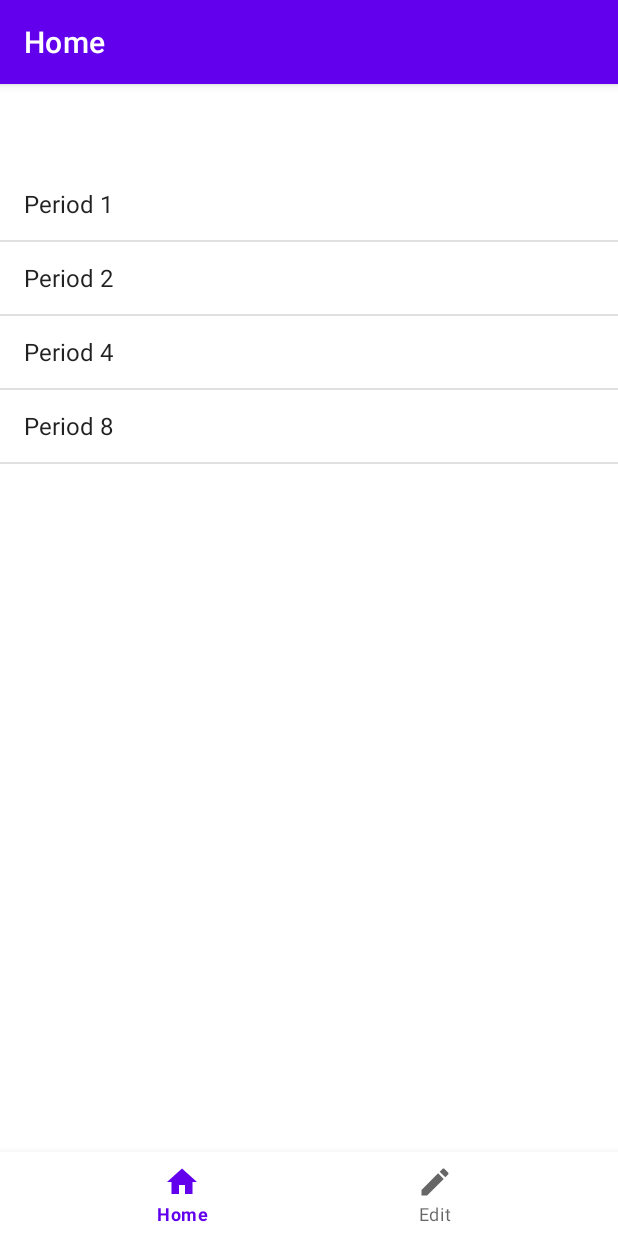
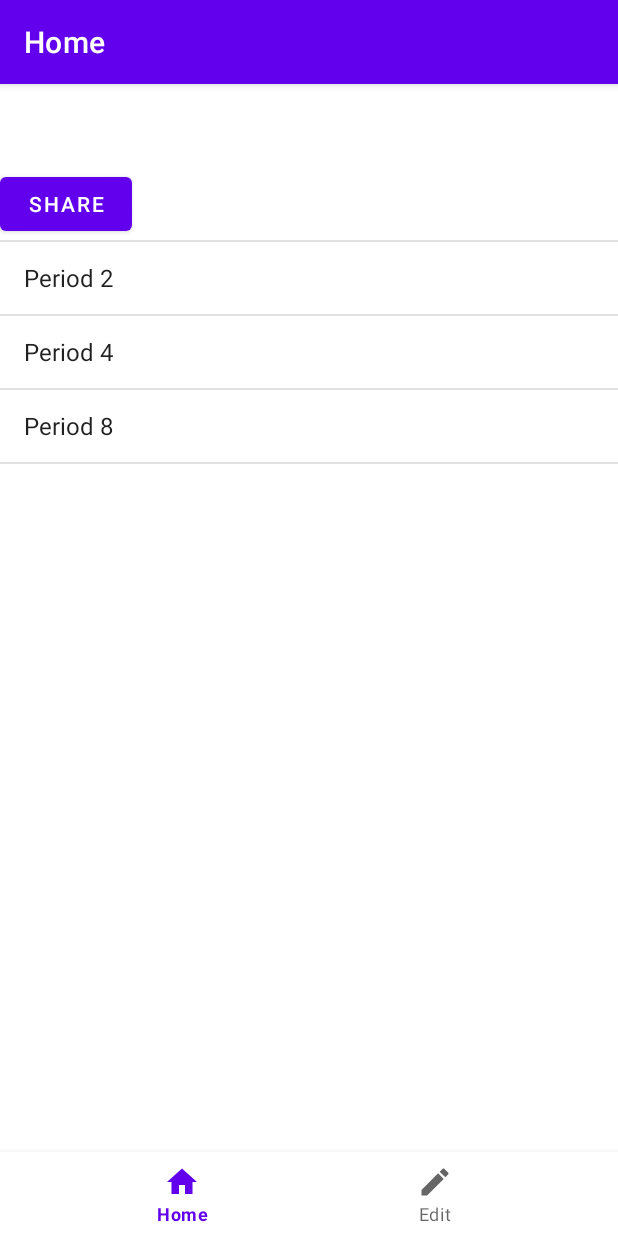
Before and after one commit to terickson/phone-attendance, an Android app: the fragment AbsentFragment placed in its activity, on a phone screen of 412 x 824 dp. Run offline under Robolectric (Android 15) with nearby library versions, the phone set to English and light mode, and no system bars; our stand-ins replace navigation-ui; 1 statement that could not run was skipped.

Commit message:
adding sharing

```diff
--- a/app/src/main/java/com/dynalias/erickson/phoneattendance/ui/home/HomeFragment.kt
+++ b/app/src/main/java/com/dynalias/erickson/phoneattendance/ui/home/HomeFragment.kt
@@ -10,13 +10,12 @@ import android.widget.ArrayAdapter
 import android.widget.ListView
 import androidx.fragment.app.ListFragment
 import androidx.navigation.fragment.findNavController
-import com.dynalias.erickson.phoneattendance.databinding.FragmentAbsentBinding
-import com.dynalias.erickson.phoneattendance.ui.camera.CameraFragmentDirections
+import com.dynalias.erickson.phoneattendance.databinding.FragmentHomeBinding
 
 
 class HomeFragment : ListFragment() {
 
-    private var _binding: FragmentAbsentBinding? = null
+    private var _binding: FragmentHomeBinding? = null
     private var classList = ArrayList<String>()
     private var classData = mutableMapOf<String, Array<String>>()
 
@@ -43,7 +42,7 @@ class HomeFragment : ListFragment() {
         savedInstanceState: Bundle?
     ): View? {
         // Inflate the layout for this fragment
-        _binding = FragmentAbsentBinding.inflate(inflater, container, false)
+        _binding = FragmentHomeBinding.inflate(inflater, container, false)
         val root: View = binding.root
 
         val adapter: ArrayAdapter<String> = ArrayAdapter<String>(inflater.context, R.layout.simple_list_item_1, classList)
--- a/app/src/main/res/layout/fragment_absent.xml
+++ b/app/src/main/res/layout/fragment_absent.xml
@@ -1,22 +1,26 @@
 <?xml version="1.0" encoding="utf-8"?>
-<androidx.constraintlayout.widget.ConstraintLayout xmlns:android="http://schemas.android.com/apk/res/android"
+<androidx.appcompat.widget.LinearLayoutCompat xmlns:android="http://schemas.android.com/apk/res/android"
     xmlns:app="http://schemas.android.com/apk/res-auto"
     xmlns:tools="http://schemas.android.com/tools"
     android:layout_width="match_parent"
     android:layout_height="match_parent"
 tools:context=".ui.absent.AbsentFragment">
-
+    <Button
+        android:text="Share"
+        android:id="@+id/share"
+        android:layout_width="wrap_content"
+        android:layout_height="wrap_content" />
     <TextView
         android:id="@+id/class_name"
-        android:layout_width="match_parent"
-        android:layout_height="match_parent"
+        android:layout_width="wrap_content"
+        android:layout_height="wrap_content"
         android:gravity="center_horizontal"
         android:textAppearance="@style/TextAppearance.AppCompat.Large" />
 
 <ListView
     android:id="@android:id/list"
-    android:layout_width="match_parent"
-    android:layout_height="match_parent">
+    android:layout_height="wrap_content"
+    android:layout_width="fill_parent" >
 </ListView>
 
-</androidx.constraintlayout.widget.ConstraintLayout>
+</androidx.appcompat.widget.LinearLayoutCompat>
--- a/app/src/main/res/layout/fragment_home.xml
+++ b/app/src/main/res/layout/fragment_home.xml
@@ -4,7 +4,7 @@
     xmlns:tools="http://schemas.android.com/tools"
     android:layout_width="match_parent"
     android:layout_height="match_parent"
-    tools:context=".ui.absent.AbsentFragment">
+    tools:context=".ui.home.HomeFragment">
 
 
     <ListView
```
Also changed, not shown: app/src/main/java/com/dynalias/erickson/phoneattendance/ui/absent/AbsentFragment.kt (+20 -0 lines).
